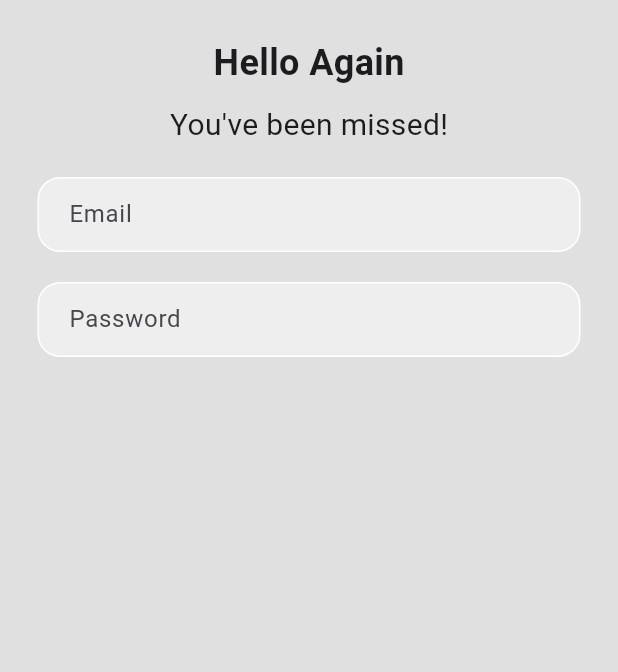
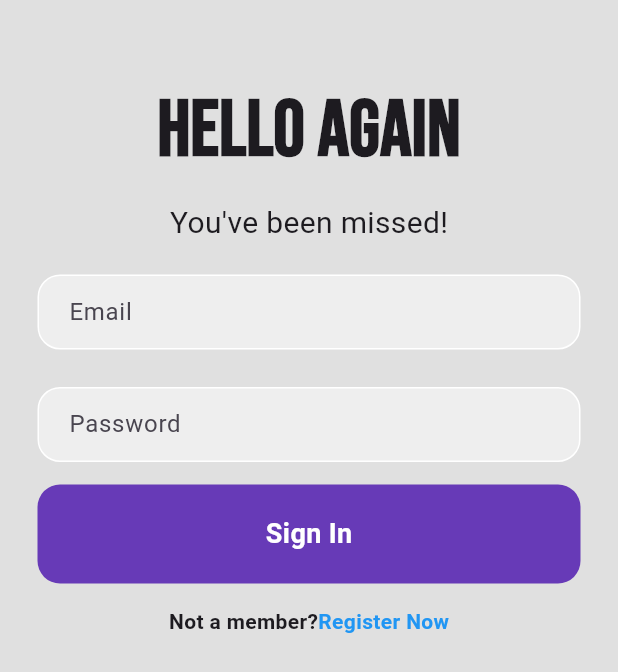
Before and after one commit to Juno-whut/firebase_login_page, a Flutter app: the screen it shows after launch, on a phone screen of 412 x 824 dp. Shown: the top 672 px of the screen. Run offline on Flutter 3.47's test engine with Material 3 defaults, Android fonts, the light colour scheme and no system bars; our stand-ins replace cloud_firestore, firebase_auth, firebase_core, google_fonts; accounts and stored records are empty; generated files the repository leaves out were written again.

Commit message:
added google Fonts plugin and changed the text style of 'Hello Again' to a googlefont

```diff
--- a/lib/pages/loginpage.dart
+++ b/lib/pages/loginpage.dart
@@ -1,6 +1,8 @@
+import 'package:firebase_auth/firebase_auth.dart';
 import 'package:flutter/material.dart';
 import 'package:firebase_login_page/service/firestore.dart';
 import 'package:cloud_firestore/cloud_firestore.dart';
+import 'package:google_fonts/google_fonts.dart';
 
 class LoginPage extends StatefulWidget {
   const LoginPage({super.key});
@@ -10,8 +12,28 @@ class LoginPage extends StatefulWidget {
 }
 
 class _LoginPageState extends State<LoginPage> {
+  // text controllers
+  final _emailController = TextEditingController();
+  final _passwordController = TextEditingController();
+
   // firestore
   final FirestoreService firestoreService = FirestoreService();
+
+  // sign user in
+  Future signIn() async {
+    await FirebaseAuth.instance.signInWithEmailAndPassword(
+      email: _emailController.text.trim(),
+      password: _passwordController.text.trim(),
+    );
+  }
+
+  // dispose text controllers
+  @override
+  void dispose() {
+    _emailController.dispose();
+    _passwordController.dispose();
+    super.dispose();
+  }
 
   @override
   Widget build(BuildContext context) {
@@ -19,15 +41,18 @@ class _LoginPageState extends State<LoginPage> {
         backgroundColor: Colors.grey[300],
 
         body:  SafeArea(
+            child: SingleChildScrollView(
               child: Column(
+                  mainAxisAlignment: MainAxisAlignment.center,
                   children: [
                       // welcom message
-                    const SizedBox(height: 25),
-                    const Text("Hello Again",
-                    style: TextStyle(
+                      const SizedBox(height: 50),
+                      Text(
+                        "Hello Again",
+                        style: GoogleFonts.bebasNeue(
+                          fontSize: 52,
                           fontWeight: FontWeight.bold,
-                        fontSize: 24,
-                    )
+                        ),
                       ),
                       const SizedBox(height: 10),
                       const Text("You've been missed!",
@@ -46,10 +71,11 @@ class _LoginPageState extends State<LoginPage> {
                                   border: Border.all(color: Colors.white),
                                   borderRadius: BorderRadius.circular(15),
                               ),
-                            child: const Padding(
+                              child: Padding(
                                 padding: EdgeInsets.only(left: 20.0),
                                 child: TextField(
-                                  decoration: InputDecoration(
+                                  controller: _emailController,
+                                    decoration: const InputDecoration(
                                         border: InputBorder.none,
                                         hintText: 'Email',
                                     )
@@ -58,7 +84,7 @@ class _LoginPageState extends State<LoginPage> {
                           ),
                       ),
 
-                    const SizedBox(height: 20),
+                      const SizedBox(height: 25),
                       // password text field
                       Padding(
                           padding: const EdgeInsets.symmetric(horizontal: 25),
@@ -68,18 +94,61 @@ class _LoginPageState extends State<LoginPage> {
                                   border: Border.all(color: Colors.white),
                                   borderRadius: BorderRadius.circular(15),
                               ),
-                            child: const Padding(
-                              padding: EdgeInsets.only(left: 20.0),
+                              child: Padding(
+                                padding: const EdgeInsets.only(left: 20.0),
                                 child: TextField(
-                                  decoration: InputDecoration(
+                                  controller: _passwordController,
+                                  obscureText: true,
+                                    decoration: const InputDecoration(
                                         border: InputBorder.none,
                                         hintText: 'Password',
                                     )
                                 ),
                               ),
                           )
+                      ),
+                      const SizedBox(height: 15),
+                      // Sign in button
+                      Padding(
+                        padding: const EdgeInsets.symmetric(horizontal: 25),
+                        child: GestureDetector(
+                          onTap: signIn,
+                          child: Container(
+                            padding: const EdgeInsets.all(20),
+                            decoration: BoxDecoration(
+                              color: Colors.deepPurple,
+                              borderRadius: BorderRadius.circular(15),
+                              ),
+                            child: const Center(
+                              child: Text(
+                                "Sign In",
+                                style: TextStyle(
+                                  color: Colors.white,
+                                  fontWeight: FontWeight.bold,
+                                  fontSize: 18,
+                                ),
+                              ),
+                            ),
+                          ),
                         )
+                      ),
+                      const SizedBox(height: 15),
+                      // not a member? register now
+                      const Row(
+                        mainAxisAlignment: MainAxisAlignment.center,
+                        children: [
+                          Text("Not a member?",
+                          style: TextStyle(
+                            fontWeight: FontWeight.bold
+                          )),
+                          Text("Register Now",
+                          style: TextStyle(
+                            color: Colors.blue,
+                            fontWeight: FontWeight.bold
+                          ))
+                        ],)
                     ],
+              ),
             )
         )
     );
--- a/pubspec.yaml
+++ b/pubspec.yaml
@@ -38,6 +38,7 @@ dependencies:
   firebase_core: ^3.7.0
   cloud_firestore: ^5.4.5
   firebase_auth: ^5.3.2
+  google_fonts:
 
 dev_dependencies:
   flutter_test:
```
Also changed, not shown: pubspec.lock, 1 other file. Lines whose indentation alone changed are shown as unchanged.
